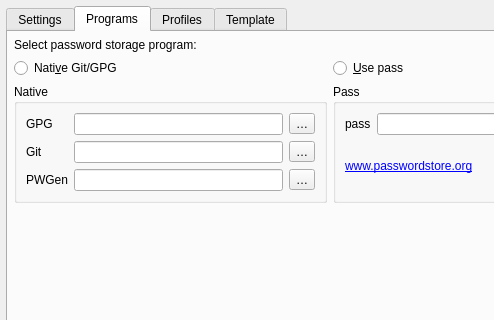
IJHack/QtPass, file src/configdialog.ui: the form before one commit; both pictures show x 0 to 494 and y 0 to 320 of the 659 by 728 pixel window.
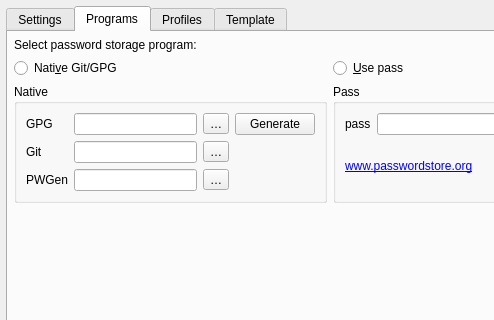
The form after the commit. The open tabs and pages were chosen to show the change. Icons and pictures are not drawn.

The edit to the form file:
```diff
--- a/src/configdialog.ui
+++ b/src/configdialog.ui
@@ -743,6 +743,22 @@
                </property>
               </widget>
              </item>
+              <item row="0" column="3">
+               <widget class="QPushButton" name="pushButtonGenerateKey">
+                <property name="maximumSize">
+                 <size>
+                  <width>100</width>
+                  <height>16777215</height>
+                 </size>
+                </property>
+                <property name="text">
+                 <string>Generate</string>
+                </property>
+                <property name="toolTip">
+                 <string>Generate GPG key pair</string>
+                </property>
+               </widget>
+              </item>
              <item row="0" column="0">
               <widget class="QLabel" name="labelGpgPath">
                <property name="text">
```
Lines whose indentation alone changed are shown as unchanged.
